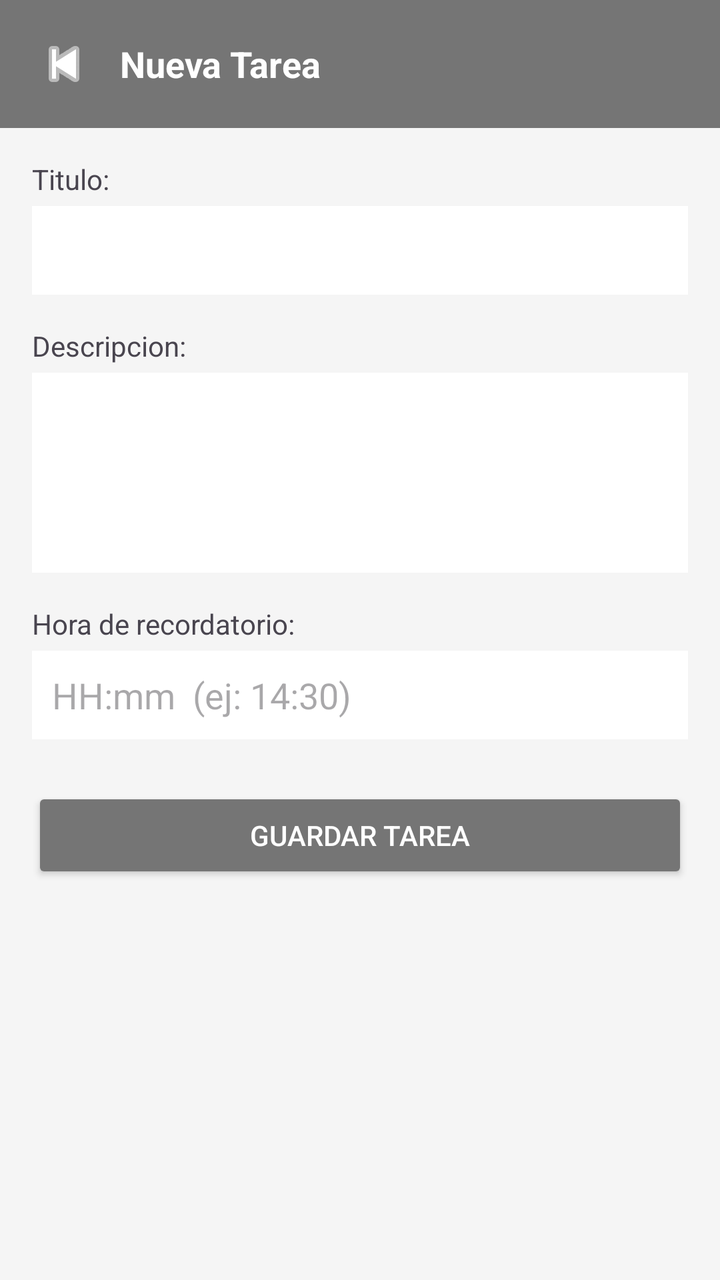
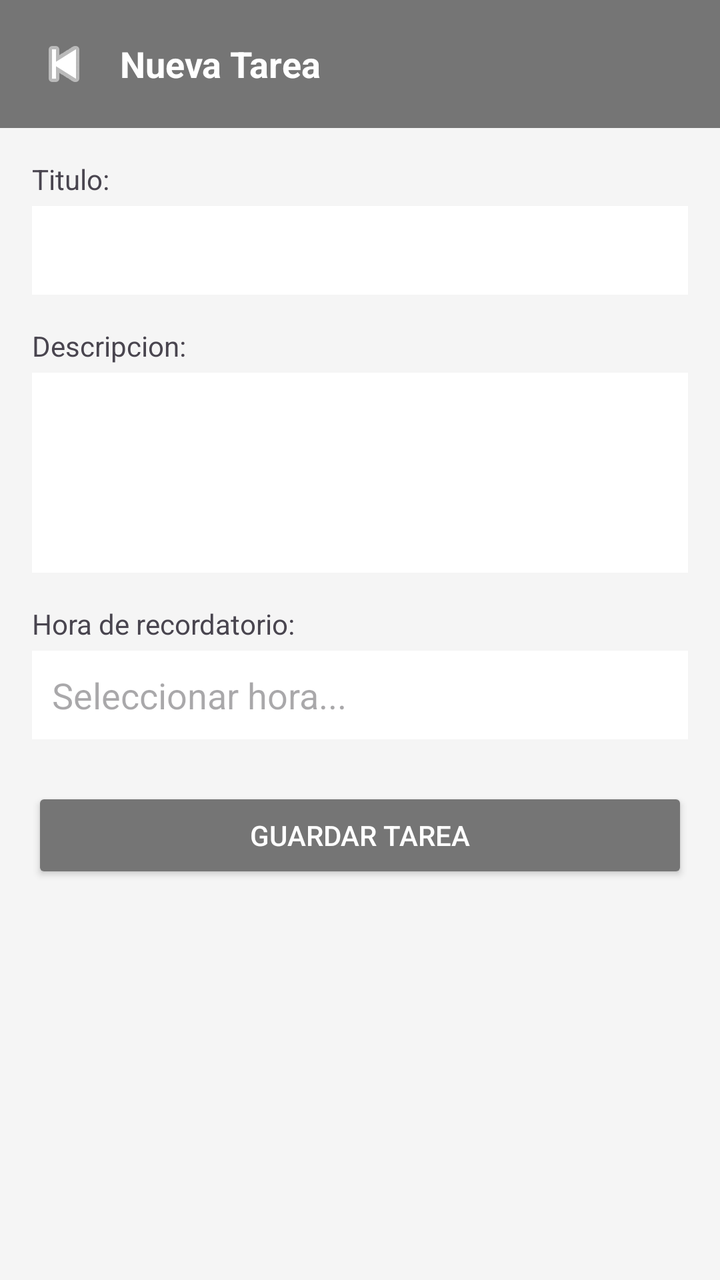

An Android layout rendered at two revisions. The XML below is the earlier revision; the diff shows what the commit changed to produce the second picture.
<!-- AndroidManifest.xml: application theme Theme.Taller3_Romero -->
<!-- res/layout/fragment_task_detail.xml -->
<?xml version="1.0" encoding="utf-8"?>
<androidx.constraintlayout.widget.ConstraintLayout
    xmlns:android="http://schemas.android.com/apk/res/android"
    xmlns:app="http://schemas.android.com/apk/res-auto"
    android:layout_width="match_parent"
    android:layout_height="match_parent"
    android:background="#F5F5F5">

    
    <LinearLayout
        android:id="@+id/headerDetail"
        android:layout_width="match_parent"
        android:layout_height="wrap_content"
        android:background="#757575"
        android:orientation="horizontal"
        android:gravity="center_vertical"
        android:padding="16dp"
        app:layout_constraintTop_toTopOf="parent">

        <ImageButton
            android:id="@+id/btnBack"
            android:layout_width="wrap_content"
            android:layout_height="wrap_content"
            android:src="@android:drawable/ic_media_previous"
            android:background="?attr/selectableItemBackgroundBorderless"
            android:tint="@android:color/white"/>

        <TextView
            android:layout_width="wrap_content"
            android:layout_height="wrap_content"
            android:text="Nueva Tarea"
            android:textColor="@android:color/white"
            android:textSize="18sp"
            android:textStyle="bold"
            android:layout_marginStart="12dp"/>
    </LinearLayout>

    
    <ScrollView
        android:layout_width="match_parent"
        android:layout_height="0dp"
        app:layout_constraintTop_toBottomOf="@id/headerDetail"
        app:layout_constraintBottom_toBottomOf="parent">

        <LinearLayout
            android:layout_width="match_parent"
            android:layout_height="wrap_content"
            android:orientation="vertical"
            android:padding="16dp">

            <TextView
                android:layout_width="wrap_content"
                android:layout_height="wrap_content"
                android:text="Titulo:"
                android:textSize="14sp"/>

            <EditText
                android:id="@+id/etTitle"
                android:layout_width="match_parent"
                android:layout_height="wrap_content"
                android:layout_marginTop="4dp"
                android:background="@android:color/white"
                android:padding="10dp"/>

            <TextView
                android:layout_width="wrap_content"
                android:layout_height="wrap_content"
                android:text="Descripcion:"
                android:textSize="14sp"
                android:layout_marginTop="16dp"/>

            <EditText
                android:id="@+id/etDescription"
                android:layout_width="match_parent"
                android:layout_height="100dp"
                android:layout_marginTop="4dp"
                android:background="@android:color/white"
                android:padding="10dp"
                android:gravity="top"/>

            <TextView
                android:layout_width="wrap_content"
                android:layout_height="wrap_content"
                android:text="Hora de recordatorio:"
                android:textSize="14sp"
                android:layout_marginTop="16dp"/>

            <EditText
                android:id="@+id/etReminderTime"
                android:layout_width="match_parent"
                android:layout_height="wrap_content"
                android:layout_marginTop="4dp"
                android:background="@android:color/white"
                android:hint="HH:mm  (ej: 14:30)"
                android:padding="10dp"
                android:inputType="time"/>



            <Button
                android:id="@+id/btnSaveTask"
                android:layout_width="match_parent"
                android:layout_height="wrap_content"
                android:layout_marginTop="24dp"
                android:text="Guardar Tarea"
                android:backgroundTint="#757575"
                android:textColor="@android:color/white"/>

        </LinearLayout>
    </ScrollView>

</androidx.constraintlayout.widget.ConstraintLayout>
<!-- resources referenced by this layout -->
<resources>
  <style name="Theme.Taller3_Romero" parent="Base.Theme.Taller3_Romero" />
  <style name="Base.Theme.Taller3_Romero" parent="Theme.Material3.DayNight.NoActionBar">
          
          
      </style>
</resources>

<!-- the commit's change to res/layout/fragment_task_detail.xml (unified diff, before → after) -->
@@ -91,9 +91,13 @@
                 android:layout_height="wrap_content"
                 android:layout_marginTop="4dp"
                 android:background="@android:color/white"
-                android:hint="HH:mm  (ej: 14:30)"
+                android:hint="Seleccionar hora..."
                 android:padding="10dp"
-                android:inputType="time"/>
+                android:focusable="false"
+                android:focusableInTouchMode="false"
+                android:clickable="true"
+                android:cursorVisible="false"
+                android:inputType="none"/>
 
 
 
